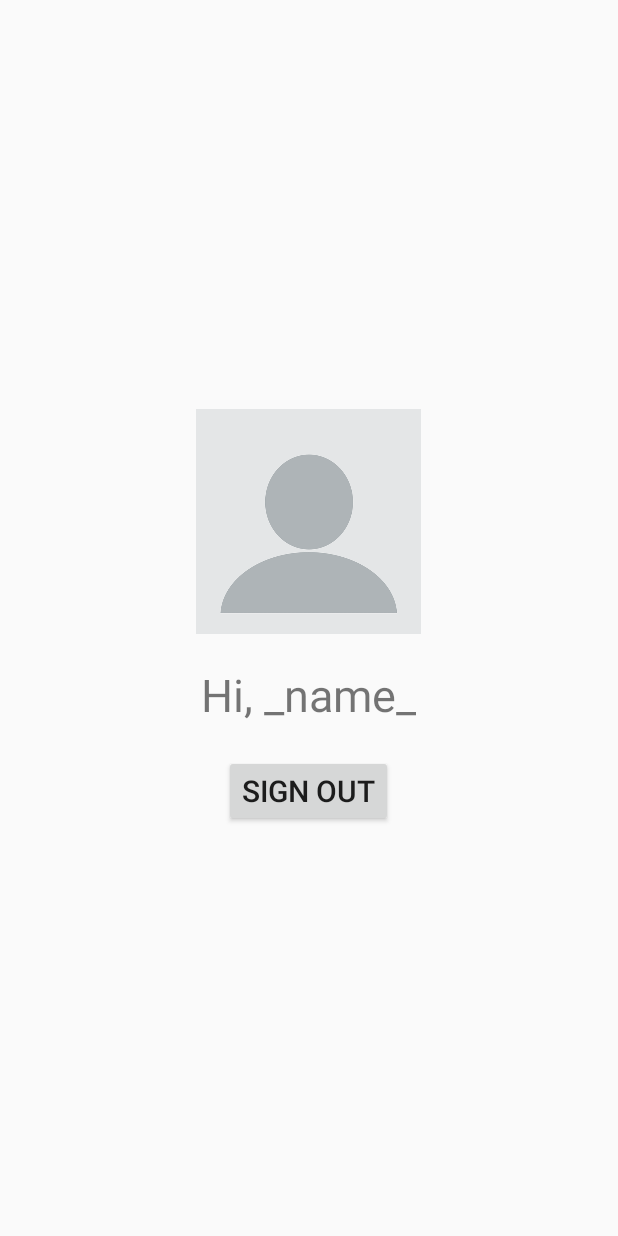
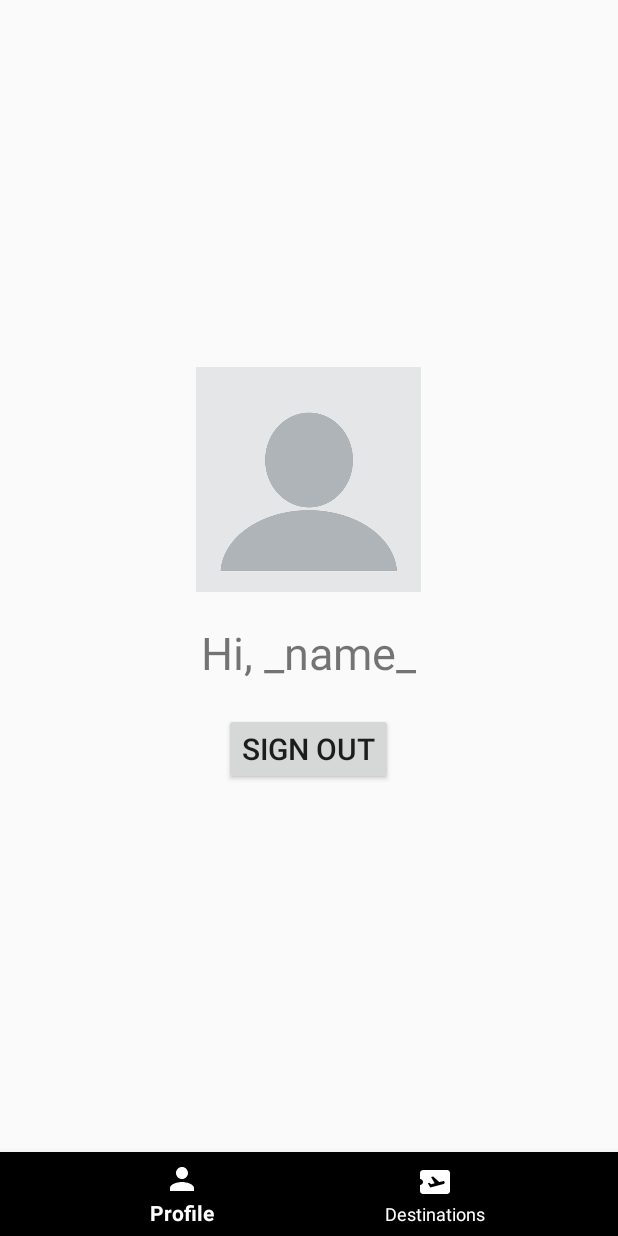
Before and after one commit to ioan45/HolidayDestinationsApp, an Android app: the ProfileFragment screen opened directly, with no data from a screen before it, after a tap on an icon or button, on a phone screen of 412 x 824 dp. Run offline under Robolectric (Android 15) with nearby library versions, the phone set to English and light mode, and no system bars; 5 statements that could not run were skipped.

Commit message:
Navigation bar and fragments added

```diff
--- a/app/build.gradle
+++ b/app/build.gradle
@@ -22,6 +22,7 @@ android {
             proguardFiles getDefaultProguardFile('proguard-android-optimize.txt'), 'proguard-rules.pro'
         }
     }
+
     compileOptions {
         sourceCompatibility JavaVersion.VERSION_1_8
         targetCompatibility JavaVersion.VERSION_1_8
@@ -34,6 +35,10 @@ dependencies {
     implementation 'com.google.android.material:material:1.8.0'
     implementation 'com.google.android.gms:play-services-auth:20.5.0'
     implementation 'androidx.constraintlayout:constraintlayout:2.1.4'
+
+    implementation 'androidx.fragment:fragment:1.5.7'
+
+
     testImplementation 'junit:junit:4.13.2'
     androidTestImplementation 'androidx.test.ext:junit:1.1.5'
     androidTestImplementation 'androidx.test.espresso:espresso-core:3.5.1'
--- a/app/src/main/AndroidManifest.xml
+++ b/app/src/main/AndroidManifest.xml
@@ -1,7 +1,6 @@
 <?xml version="1.0" encoding="utf-8"?>
 <manifest xmlns:android="http://schemas.android.com/apk/res/android"
-    xmlns:tools="http://schemas.android.com/tools"
-    package="com.example.holidaydestinationsapp">
+    xmlns:tools="http://schemas.android.com/tools">
 
     <uses-permission android:name="android.permission.POST_NOTIFICATIONS" />
     <uses-permission android:name="android.permission.READ_EXTERNAL_STORAGE" />
@@ -40,9 +39,6 @@
         <activity
             android:name=".SignUpActivity"
             android:exported="false" />
-        <activity
-            android:name=".UserProfileActivity"
-            android:exported="false" />
     </application>
 
 </manifest>
--- a/app/src/main/java/com/example/holidaydestinationsapp/HomeActivity.java
+++ b/app/src/main/java/com/example/holidaydestinationsapp/HomeActivity.java
@@ -2,6 +2,9 @@ package com.example.holidaydestinationsapp;
 
 import androidx.annotation.NonNull;
 import androidx.appcompat.app.AppCompatActivity;
+import androidx.fragment.app.Fragment;
+import androidx.fragment.app.FragmentManager;
+import androidx.fragment.app.FragmentTransaction;
 
 import android.content.Intent;
 import android.os.Bundle;
@@ -10,18 +13,38 @@ import android.widget.Button;
 
 import com.google.android.gms.tasks.OnCompleteListener;
 import com.google.android.gms.tasks.Task;
+import com.google.android.material.bottomnavigation.BottomNavigationView;
 
 public class HomeActivity extends AppCompatActivity {
-    private Button toProfileButton;
+    private BottomNavigationView bottomNavigationView;
 
     @Override
     protected void onCreate(Bundle savedInstanceState) {
         super.onCreate(savedInstanceState);
         setContentView(R.layout.activity_home);
+        replaceFragment(new ProfileFragment());
 
-        toProfileButton = findViewById(R.id.toProfileButton);
-        toProfileButton.setOnClickListener((View v) -> {
-            this.startActivity(new Intent(this, UserProfileActivity.class));
+        bottomNavigationView = findViewById(R.id.bottomNavigationView);
+        bottomNavigationView.setOnItemSelectedListener(item -> {
+
+            switch (item.getItemId()) {
+                case R.id.toProfileButton:
+                    replaceFragment(new ProfileFragment());
+                    break;
+                case R.id.toDestinationsButton:
+                    replaceFragment(new DestinationsFragment());
+                    break;
+            }
+
+            return true;
         });
+
+    }
+
+    private void replaceFragment(Fragment fragment) {
+        FragmentManager fragmentManager = getSupportFragmentManager();
+        FragmentTransaction fragmentTransaction = fragmentManager.beginTransaction();
+        fragmentTransaction.replace(R.id.homeFrameLayout, fragment);
+        fragmentTransaction.commit();
     }
 }
--- a/app/src/main/java/com/example/holidaydestinationsapp/UserProfileActivity.java
+++ b/app/src/main/java/com/example/holidaydestinationsapp/ProfileFragment.java
@@ -1,7 +1,6 @@
 package com.example.holidaydestinationsapp;
 
-import androidx.annotation.NonNull;
-import androidx.appcompat.app.AppCompatActivity;
+import static android.app.Activity.RESULT_OK;
 
 import android.content.Intent;
 import android.database.Cursor;
@@ -11,8 +10,13 @@ import android.graphics.drawable.BitmapDrawable;
 import android.net.Uri;
 import android.os.AsyncTask;
 import android.os.Bundle;
-import android.util.Log;
+
+import androidx.annotation.NonNull;
+import androidx.fragment.app.Fragment;
+
+import android.view.LayoutInflater;
 import android.view.View;
+import android.view.ViewGroup;
 import android.widget.Button;
 import android.widget.ImageView;
 import android.widget.TextView;
@@ -21,36 +25,41 @@ import com.google.android.gms.tasks.OnCompleteListener;
 import com.google.android.gms.tasks.Task;
 
 import java.io.ByteArrayOutputStream;
+public class ProfileFragment extends Fragment {
 
-public class UserProfileActivity extends AppCompatActivity {
     private static final int SELECT_GALLERY_IMAGE = 200;
-
     private ImageView profileImage;
     private TextView greetingMsg;
     private Button signOutButton;
-
     private DbHelper dbHelper;
 
+    public ProfileFragment() {
+        // Required empty public constructor
+    }
+
     @Override
-    protected void onCreate(Bundle savedInstanceState) {
-        super.onCreate(savedInstanceState);
-        setContentView(R.layout.activity_user_profile);
+    public View onCreateView(LayoutInflater inflater, ViewGroup container,
+                             Bundle savedInstanceState) {
+        // Inflate the layout for this fragment
+        View rootView = inflater.inflate(R.layout.fragment_profile, container, false);
 
-        profileImage = findViewById(R.id.profileImage);
-        greetingMsg = findViewById(R.id.greetingMessage);
-        signOutButton = findViewById(R.id.signOutButton);
+        profileImage = rootView.findViewById(R.id.profileImage);
+        greetingMsg = rootView.findViewById(R.id.greetingMessage);
+        signOutButton = rootView.findViewById(R.id.signOutButton);
 
-        dbHelper = DbHelper.getInstance(this);
+        dbHelper = DbHelper.getInstance(getContext());
 
         initProfileImage();
         greetingMsg.setText(getString(R.string.greetings, User.signedInUser.getDisplayName()));
         signOutButton.setOnClickListener(this::onSignOutButtonPress);
+
+        return rootView;
     }
 
     private void initProfileImage() {
         String selectQuery = "SELECT " + DbHelper.USERS_COL_PROFILE_IMG +
-                             " FROM " + DbHelper.USERS_TABLE +
-                             " WHERE " + DbHelper.USERS_COL_ID + "=" + User.signedInUser.getId();
+                " FROM " + DbHelper.USERS_TABLE +
+                " WHERE " + DbHelper.USERS_COL_ID + "=" + User.signedInUser.getId();
         dbHelper.rawQueryAsync(selectQuery, (Cursor cursor) -> {
             if (cursor.moveToFirst()) {
                 int blobIndex = cursor.getColumnIndex(DbHelper.USERS_COL_PROFILE_IMG);
@@ -96,7 +105,7 @@ public class UserProfileActivity extends AppCompatActivity {
             // Signed in using google account.
 
             User.googleSignInClient.signOut()
-                    .addOnCompleteListener(this, new OnCompleteListener<Void>() {
+                    .addOnCompleteListener(this.getActivity(), new OnCompleteListener<Void>() {
                         @Override
                         public void onComplete(@NonNull Task<Void> task) {
                             User.signedInUser = null;
@@ -106,10 +115,10 @@ public class UserProfileActivity extends AppCompatActivity {
         } else {
             // Signed in using app functionality.
 
-            SharedPreferencesManager spManager = SharedPreferencesManager.getInstance(this);
+            SharedPreferencesManager spManager = SharedPreferencesManager.getInstance(this.getActivity());
             spManager.putStringAsync(SharedPreferencesManager.KEY_SESSION_TOKEN, null);
             // Cancelling the scheduled session expired notification.
-            stopService(new Intent(this.getApplicationContext(), RaiseNotificationService.class));
+            this.getActivity().stopService(new Intent(this.getActivity().getApplicationContext(), RaiseNotificationService.class));
             User.signedInUser = null;
             loadSignInActivity();
         }
@@ -118,13 +127,13 @@ public class UserProfileActivity extends AppCompatActivity {
     private void saveProfileImageToDb(Bitmap profileImg) {
         String blobImg = bitmapToBlobLiteral(profileImg);
         String updateQuery = "UPDATE " + DbHelper.USERS_TABLE +
-                             " SET " + DbHelper.USERS_COL_PROFILE_IMG + "=" + blobImg +
-                             " WHERE " + DbHelper.USERS_COL_ID + "=" + User.signedInUser.getId();
+                " SET " + DbHelper.USERS_COL_PROFILE_IMG + "=" + blobImg +
+                " WHERE " + DbHelper.USERS_COL_ID + "=" + User.signedInUser.getId();
         dbHelper.execSQLAsync(updateQuery, null);
     }
 
     private void loadSignInActivity() {
-        this.startActivity(new Intent(this, SignInActivity.class));
+        this.startActivity(new Intent(this.getActivity(), SignInActivity.class));
     }
 
     private String bitmapToBlobLiteral(Bitmap img) {
--- /dev/null
+++ b/app/src/main/res/drawable/baseline_airplane_ticket_24.xml
@@ -0,0 +1,5 @@
+<vector android:autoMirrored="true" android:height="24dp"
+    android:tint="#000000" android:viewportHeight="24"
+    android:viewportWidth="24" android:width="24dp" xmlns:android="http://schemas.android.com/apk/res/android">
+    <path android:fillColor="@android:color/white" android:pathData="M20.19,4H4C2.9,4 2.01,4.9 2.01,6v4C3.11,10 4,10.9 4,12s-0.89,2 -2,2v4c0,1.1 0.9,2 2,2h16c1.1,0 2,-0.9 2,-2V6C22,4.9 21.19,4 20.19,4zM17.73,13.3l-8.86,2.36l-1.66,-2.88l0.93,-0.25l1.26,0.99l2.39,-0.64l-2.4,-4.16l1.4,-0.38l4.01,3.74l2.44,-0.65c0.51,-0.14 1.04,0.17 1.18,0.68C18.55,12.62 18.25,13.15 17.73,13.3z"/>
+</vector>
--- /dev/null
+++ b/app/src/main/res/drawable/baseline_person_24.xml
@@ -0,0 +1,5 @@
+<vector android:height="24dp" android:tint="#000000"
+    android:viewportHeight="24" android:viewportWidth="24"
+    android:width="24dp" xmlns:android="http://schemas.android.com/apk/res/android">
+    <path android:fillColor="@android:color/white" android:pathData="M12,12c2.21,0 4,-1.79 4,-4s-1.79,-4 -4,-4 -4,1.79 -4,4 1.79,4 4,4zM12,14c-2.67,0 -8,1.34 -8,4v2h16v-2c0,-2.66 -5.33,-4 -8,-4z"/>
+</vector>
--- a/app/src/main/res/layout/activity_home.xml
+++ b/app/src/main/res/layout/activity_home.xml
@@ -1,21 +1,31 @@
 <?xml version="1.0" encoding="utf-8"?>
-<RelativeLayout
-    xmlns:android="http://schemas.android.com/apk/res/android"
+<androidx.constraintlayout.widget.ConstraintLayout xmlns:android="http://schemas.android.com/apk/res/android"
+    xmlns:app="http://schemas.android.com/apk/res-auto"
     android:layout_width="match_parent"
     android:layout_height="match_parent">
-    <TextView
-        android:layout_width="wrap_content"
+
+    <FrameLayout
+        android:id="@+id/homeFrameLayout"
+        android:layout_width="0dp"
+        android:layout_height="0dp"
+        app:layout_constraintBottom_toTopOf="@+id/bottomNavigationView"
+        app:layout_constraintEnd_toEndOf="parent"
+        app:layout_constraintStart_toStartOf="parent"
+        app:layout_constraintTop_toTopOf="parent">
+
+
+    </FrameLayout>
+
+    <com.google.android.material.bottomnavigation.BottomNavigationView
+        android:id="@+id/bottomNavigationView"
+        android:layout_width="match_parent"
         android:layout_height="wrap_content"
-        android:text="Home"
-        android:textSize="50sp"
-        android:layout_centerInParent="true">
-    </TextView>
-    <Button
-        android:id="@+id/toProfileButton"
-        android:layout_width="wrap_content"
-        android:layout_height="wrap_content"
-        android:text="Profile"
-        android:textSize="20sp"
-        android:layout_margin="20dp">
-    </Button>
-</RelativeLayout>
+        app:labelVisibilityMode="labeled"
+        app:layout_constraintBottom_toBottomOf="parent"
+        app:layout_constraintEnd_toEndOf="parent"
+        app:layout_constraintStart_toStartOf="parent"
+        app:menu="@menu/bottom_nav_menu"
+
+        app:itemIconTint="@color/white"
+        app:itemTextColor="@color/white"/>
+</androidx.constraintlayout.widget.ConstraintLayout>
--- a/app/src/main/res/layout/activity_user_profile.xml
+++ /dev/null
@@ -1,36 +0,0 @@
-<?xml version="1.0" encoding="utf-8"?>
-<RelativeLayout
-    xmlns:android="http://schemas.android.com/apk/res/android"
-    android:layout_width="match_parent"
-    android:layout_height="match_parent">
-    <LinearLayout
-        android:layout_width="wrap_content"
-        android:layout_height="wrap_content"
-        android:layout_centerInParent="true"
-        android:orientation="vertical"
-        android:gravity="center">
-        <ImageView
-            android:id="@+id/profileImage"
-            android:layout_width="150dp"
-            android:layout_height="150dp"
-            android:layout_margin="20dp"
-            android:src="@drawable/blank_profile_picture">
-        </ImageView>
-        <TextView
-            android:id="@+id/greetingMessage"
-            android:layout_width="wrap_content"
-            android:layout_height="wrap_content"
-            android:text="Hi, _name_"
-            android:textSize="30sp">
-        </TextView>
-        <Button
-            android:id="@+id/signOutButton"
-            android:layout_width="wrap_content"
-            android:layout_height="wrap_content"
-            android:text="SIGN OUT"
-            android:textSize="20sp"
-            android:layout_margin="20dp">
-        </Button>
-    </LinearLayout>
-
-</RelativeLayout>
--- a/app/src/main/res/layout-land/activity_user_profile.xml
+++ b/app/src/main/res/layout/fragment_profile.xml
@@ -1,36 +1,38 @@
 <?xml version="1.0" encoding="utf-8"?>
-<RelativeLayout
-    xmlns:android="http://schemas.android.com/apk/res/android"
+<FrameLayout xmlns:android="http://schemas.android.com/apk/res/android"
+    xmlns:tools="http://schemas.android.com/tools"
     android:layout_width="match_parent"
-    android:layout_height="match_parent">
+    android:layout_height="match_parent"
+    tools:context=".ProfileFragment">
+
     <LinearLayout
-        android:layout_width="wrap_content"
-        android:layout_height="wrap_content"
+        android:layout_width="match_parent"
+        android:layout_height="match_parent"
         android:layout_centerInParent="true"
-        android:orientation="vertical"
-        android:gravity="center">
+        android:gravity="center"
+        android:orientation="vertical">
+
         <ImageView
             android:id="@+id/profileImage"
             android:layout_width="150dp"
             android:layout_height="150dp"
             android:layout_margin="20dp"
-            android:src="@drawable/blank_profile_picture">
-        </ImageView>
+            android:src="@drawable/blank_profile_picture"></ImageView>
+
         <TextView
             android:id="@+id/greetingMessage"
             android:layout_width="wrap_content"
             android:layout_height="wrap_content"
             android:text="Hi, _name_"
-            android:textSize="30sp">
-        </TextView>
+            android:textSize="30sp"></TextView>
+
         <Button
             android:id="@+id/signOutButton"
             android:layout_width="wrap_content"
             android:layout_height="wrap_content"
+            android:layout_margin="20dp"
             android:text="SIGN OUT"
-            android:textSize="20sp"
-            android:layout_margin="20dp">
-        </Button>
+            android:textSize="20sp"></Button>
     </LinearLayout>
 
-</RelativeLayout>
+</FrameLayout>
--- /dev/null
+++ b/app/src/main/res/menu/bottom_nav_menu.xml
@@ -0,0 +1,12 @@
+<?xml version="1.0" encoding="utf-8"?>
+<menu xmlns:android="http://schemas.android.com/apk/res/android">
+
+    <item
+        android:title="Profile"
+        android:icon="@drawable/baseline_person_24"
+        android:id="@+id/toProfileButton"/>
+    <item
+        android:title="Destinations"
+        android:icon="@drawable/baseline_airplane_ticket_24"
+        android:id="@+id/toDestinationsButton"/>
+</menu>
--- a/app/src/main/res/values/strings.xml
+++ b/app/src/main/res/values/strings.xml
@@ -1,4 +1,6 @@
 <resources>
     <string name="app_name">HolidayDestinationsApp</string>
     <string name="greetings">Hi, %1$s!</string>
+    <!-- TODO: Remove or change this placeholder text -->
+    <string name="hello_blank_fragment">Hello blank fragment</string>
 </resources>
--- a/build.gradle
+++ b/build.gradle
@@ -1,5 +1,5 @@
 // Top-level build file where you can add configuration options common to all sub-projects/modules.
 plugins {
-    id 'com.android.application' version '7.4.1' apply false
-    id 'com.android.library' version '7.4.1' apply false
+    id 'com.android.application' version '8.0.1' apply false
+    id 'com.android.library' version '8.0.1' apply false
 }
--- a/gradle.properties
+++ b/gradle.properties
@@ -19,3 +19,5 @@ android.useAndroidX=true
 # resources declared in the library itself and none from the library's dependencies,
 # thereby reducing the size of the R class for that library
 android.nonTransitiveRClass=true
+android.defaults.buildfeatures.buildconfig=true
+android.nonFinalResIds=false
```
Also changed, not shown: app/src/main/java/com/example/holidaydestinationsapp/DestinationsFragment.java (added, +64 -0 lines), app/src/main/res/layout-land/activity_home.xml (deleted, +0 -21 lines), app/src/main/res/layout-land/activity_main.xml (added, +9 -0 lines), app/src/main/res/layout/fragment_destinations.xml (added, +16 -0 lines), gradle/wrapper/gradle-wrapper.properties.
